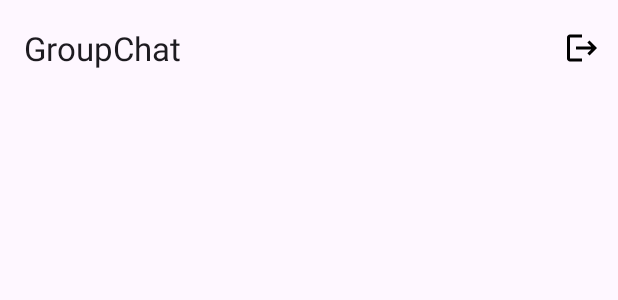
After one commit to cinkhangin/GroupChat, an Android app: the layout fragment_main.xml on its own in the app's theme, with its tools: preview values and no code run, on a phone screen of 412 x 824 dp. The commit adds this screen. Shown: the top 300 px of the screen. Run offline under Robolectric (Android 15) with nearby library versions, the phone set to English and light mode, and no system bars.

Commit message:
initial commit

```diff
--- /dev/null
+++ b/app/src/main/res/drawable/ic_baseline_logout_24.xml
@@ -0,0 +1,5 @@
+<vector android:autoMirrored="true" android:height="24dp"
+    android:tint="#000000" android:viewportHeight="24"
+    android:viewportWidth="24" android:width="24dp" xmlns:android="http://schemas.android.com/apk/res/android">
+    <path android:fillColor="@android:color/white" android:pathData="M17,7l-1.41,1.41L18.17,11H8v2h10.17l-2.58,2.58L17,17l5,-5zM4,5h8V3H4c-1.1,0 -2,0.9 -2,2v14c0,1.1 0.9,2 2,2h8v-2H4V5z"/>
+</vector>
--- /dev/null
+++ b/app/src/main/res/layout/fragment_main.xml
@@ -0,0 +1,20 @@
+<?xml version="1.0" encoding="utf-8"?>
+<androidx.coordinatorlayout.widget.CoordinatorLayout xmlns:android="http://schemas.android.com/apk/res/android"
+    xmlns:tools="http://schemas.android.com/tools"
+    android:layout_width="match_parent"
+    android:layout_height="match_parent"
+    xmlns:app="http://schemas.android.com/apk/res-auto">
+
+    <com.google.android.material.appbar.AppBarLayout
+        android:layout_width="match_parent"
+        android:layout_height="wrap_content">
+
+        <com.google.android.material.appbar.MaterialToolbar
+            android:id="@+id/topAppBar"
+            app:menu="@menu/menu_main"
+            app:title="@string/app_name"
+            android:layout_width="match_parent"
+            android:layout_height="?attr/actionBarSize" />
+
+    </com.google.android.material.appbar.AppBarLayout>
+</androidx.coordinatorlayout.widget.CoordinatorLayout>
--- a/app/src/main/res/menu/menu_main.xml
+++ b/app/src/main/res/menu/menu_main.xml
@@ -2,9 +2,11 @@
     xmlns:app="http://schemas.android.com/apk/res-auto"
     xmlns:tools="http://schemas.android.com/tools"
     tools:context="com.naulian.groupchat.MainActivity">
+
     <item
-        android:id="@+id/action_settings"
+        android:id="@+id/action_logout"
         android:orderInCategory="100"
-        android:title="@string/action_settings"
-        app:showAsAction="never" />
+        android:title="Logout"
+        android:icon="@drawable/ic_baseline_logout_24"
+        app:showAsAction="ifRoom" />
 </menu>
--- a/app/src/main/res/values/strings.xml
+++ b/app/src/main/res/values/strings.xml
@@ -43,4 +43,6 @@
         libero vel nunc consequat, quis tincidunt nisl eleifend. Cras bibendum enim a justo luctus
         vestibulum. Fusce dictum libero quis erat maximus, vitae volutpat diam dignissim.
     </string>
+    <!-- TODO: Remove or change this placeholder text -->
+    <string name="hello_blank_fragment">Hello blank fragment</string>
 </resources>
```
Also changed, not shown: app/src/main/java/com/naulian/groupchat/FirstFragment.kt (+6 -1 lines), app/src/main/java/com/naulian/groupchat/MainFragment.kt (added, +33 -0 lines), app/src/main/java/com/naulian/groupchat/SecondFragment.kt (deleted, +0 -16 lines), app/src/main/res/layout/fragment_second.xml (deleted, +0 -35 lines), app/src/main/res/navigation/nav_graph.xml (+11 -1 lines).
